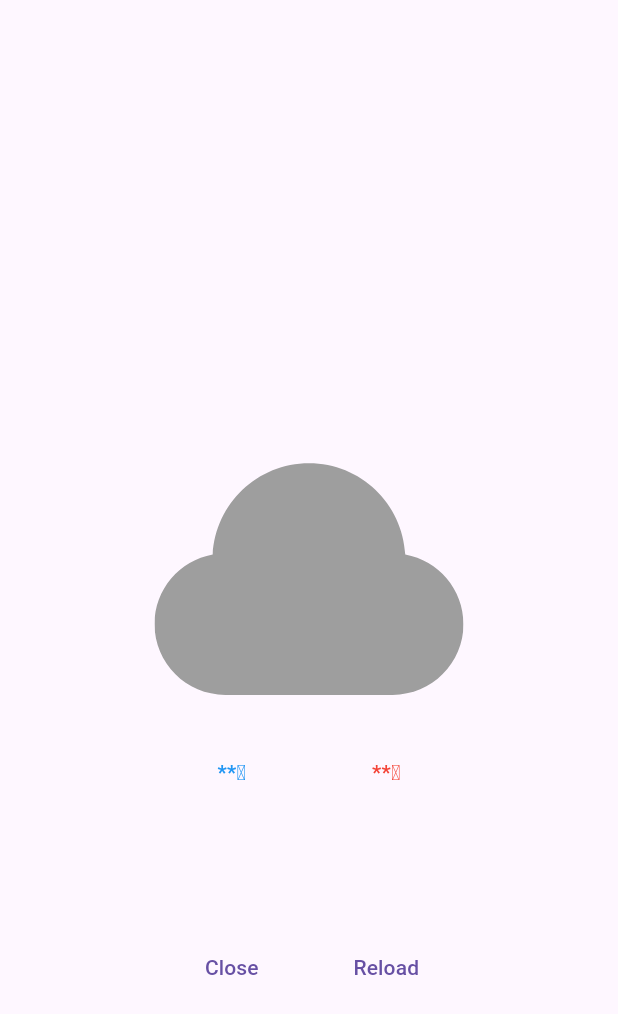
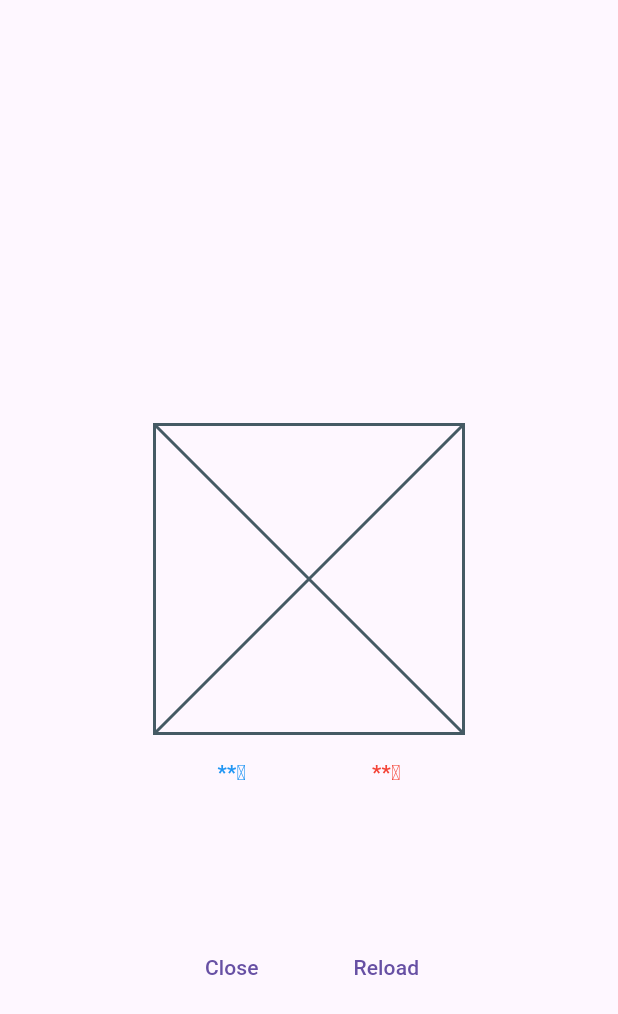
Before and after one commit to yumemi-ymorii/flutter-training, a Flutter app: the screen it shows after launch, on a phone screen of 412 x 824 dp. Shown: the top 1014 px of the screen. Run offline on Flutter 3.47's test engine with Material 3 defaults, Android fonts, the phone set to English and light mode, and no system bars; our stand-ins replace flutter_svg.

Commit message:
天気画像の初期状態をplaceholderに変更

```diff
--- a/lib/main.dart
+++ b/lib/main.dart
@@ -50,8 +50,19 @@ class _WeatherIcon extends State<WeatherIcon> {
   Widget build(BuildContext context) {
     final screenSize = MediaQuery.sizeOf(context);
     final logoWidth = screenSize.width * 0.5;
-    return SvgPicture.asset('assets/${widget.weather}.svg',
-        width: logoWidth, height: logoWidth);
+
+    if (widget.weather != '') {
+      return SizedBox.square(
+        dimension: logoWidth,
+        child: const Placeholder(),
+      );
+    }
+
+    return SvgPicture.asset(
+      'assets/${widget.weather}.svg',
+      width: logoWidth,
+      height: logoWidth,
+    );
   }
 }
 
```
